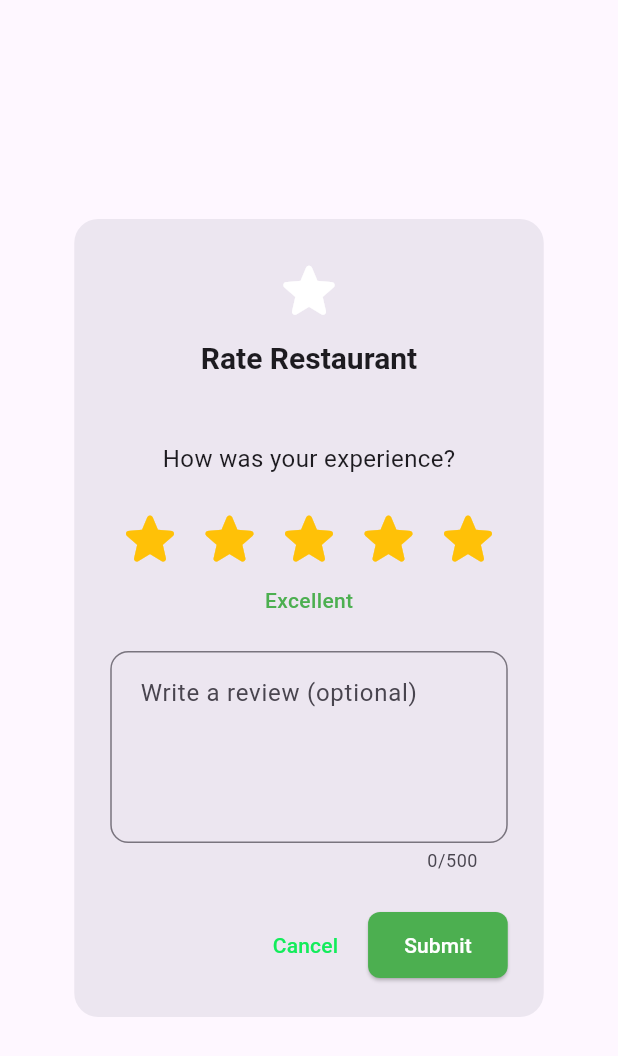
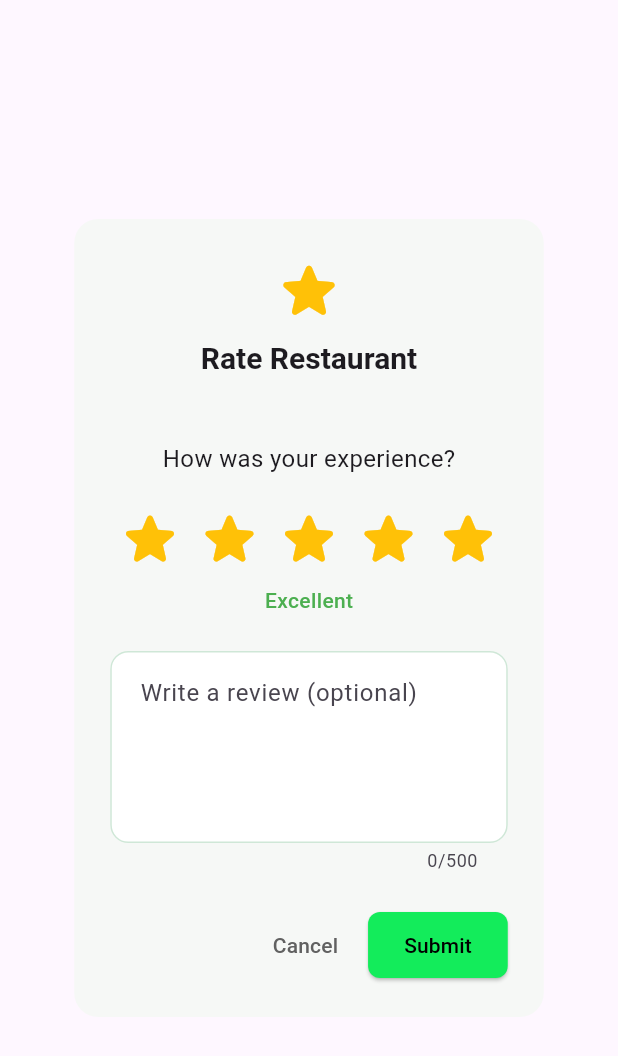
Before and after one commit to Omarkam3l/Kathir_final, a Flutter app: the RatingDialog widget shown alone on an empty page, opened directly with empty values, on a phone screen of 412 x 824 dp. Shown: the top 1056 px of the screen. Run offline on Flutter 3.47's test engine with Material 3 defaults, Android fonts, the phone set to English and light mode, and no system bars; drawn by our look-alikes of flutter_rating_bar; our stand-ins replace file_picker, flutter_dotenv, flutter_map, get_it, go_router, google_fonts and 7 more; accounts and stored records are empty; statements that could not run were skipped.

Commit message:
edited some UI color in rating

```diff
--- a/lib/features/orders/presentation/widgets/rating_dialog.dart
+++ b/lib/features/orders/presentation/widgets/rating_dialog.dart
@@ -1,5 +1,6 @@
 import 'package:flutter/material.dart';
 import 'package:flutter_rating_bar/flutter_rating_bar.dart';
+import '../../../../core/utils/app_colors.dart';
 
 class RatingDialog extends StatefulWidget {
   final String orderId;
@@ -88,12 +89,13 @@ class _RatingDialogState extends State<RatingDialog> {
   @override
   Widget build(BuildContext context) {
     return AlertDialog(
+      backgroundColor: AppColors.backgroundLight,  // ✅ Greenish white background
       shape: RoundedRectangleBorder(borderRadius: BorderRadius.circular(16)),
       title: Column(
         children: [
           const Icon(
             Icons.star_rounded,
-            color: Colors.white,
+            color: Colors.amber,
             size: 48,
           ),
           const SizedBox(height: 8),
@@ -153,8 +155,19 @@ class _RatingDialogState extends State<RatingDialog> {
               controller: _reviewController,
               decoration: InputDecoration(
                 hintText: 'Write a review (optional)',
+                filled: true,
+                fillColor: Colors.white,  // White input field on greenish background
                 border: OutlineInputBorder(
                   borderRadius: BorderRadius.circular(12),
+                  borderSide: BorderSide(color: AppColors.inputBorderLight),
+                ),
+                enabledBorder: OutlineInputBorder(
+                  borderRadius: BorderRadius.circular(12),
+                  borderSide: BorderSide(color: AppColors.inputBorderLight),
+                ),
+                focusedBorder: OutlineInputBorder(
+                  borderRadius: BorderRadius.circular(12),
+                  borderSide: BorderSide(color: AppColors.primary, width: 2),
                 ),
                 contentPadding: const EdgeInsets.all(16),
               ),
@@ -168,13 +181,16 @@ class _RatingDialogState extends State<RatingDialog> {
       actions: [
         TextButton(
           onPressed: _isSubmitting ? null : () => Navigator.of(context).pop(),
+          style: TextButton.styleFrom(
+            foregroundColor: Colors.grey[700],
+          ),
           child: const Text('Cancel'),
         ),
         ElevatedButton(
           onPressed: _isSubmitting ? null : _submitRating,
           style: ElevatedButton.styleFrom(
-            backgroundColor: Colors.green,
-            foregroundColor: Colors.white,
+            backgroundColor: AppColors.primary,  // ✅ Use app's primary green
+            foregroundColor: Colors.black,
             padding: const EdgeInsets.symmetric(horizontal: 24, vertical: 12),
             shape: RoundedRectangleBorder(
               borderRadius: BorderRadius.circular(8),
@@ -186,7 +202,7 @@ class _RatingDialogState extends State<RatingDialog> {
                   height: 20,
                   child: CircularProgressIndicator(
                     strokeWidth: 2,
-                    valueColor: AlwaysStoppedAnimation<Color>(Colors.white),
+                    valueColor: AlwaysStoppedAnimation<Color>(Colors.black),
                   ),
                 )
               : Text(widget.existingRating != null ? 'Update' : 'Submit'),
```
